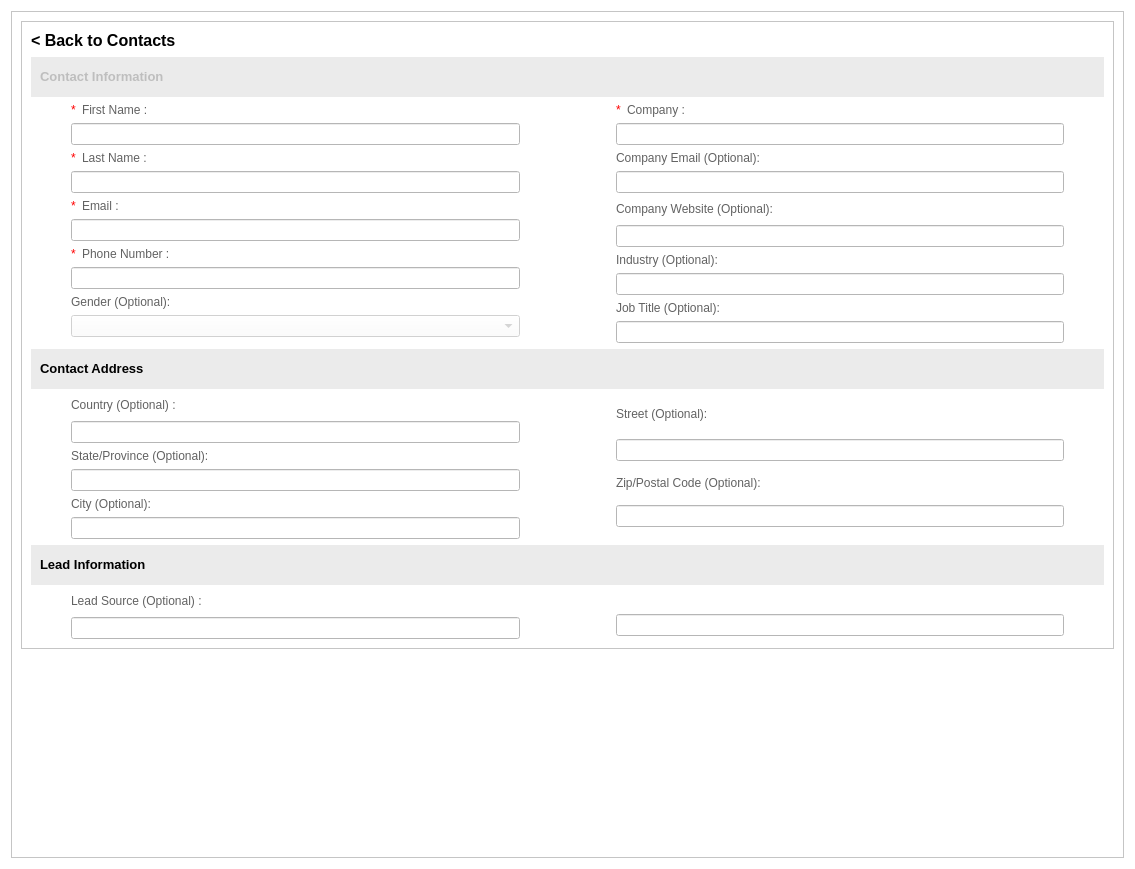
First picture: the form in CRM/views/ui/contacts_view.ui, repository ImGaby123/SalesOptimizer-CRM, before the edit.
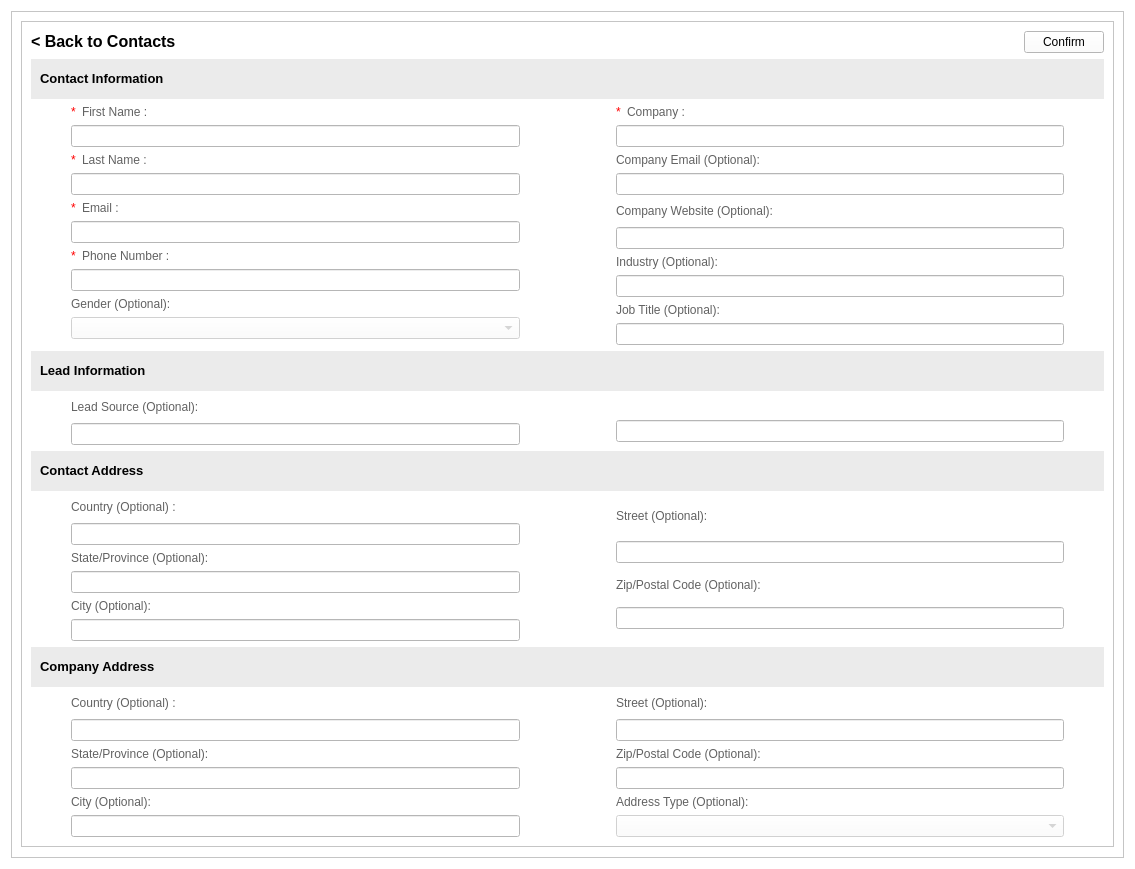
Second picture: the form after the edit. Icons and pictures are not drawn.

Commit message: added company address to contacts form

Patch:
```diff
--- a/CRM/views/ui/contacts_view.ui
+++ b/CRM/views/ui/contacts_view.ui
@@ -45,8 +45,8 @@
        <rect>
         <x>0</x>
         <y>0</y>
-        <width>1115</width>
-        <height>849</height>
+        <width>1094</width>
+        <height>1049</height>
        </rect>
       </property>
       <property name="sizePolicy">
@@ -100,213 +100,6 @@
           <enum>QFrame::Shadow::Raised</enum>
          </property>
          <layout class="QGridLayout" name="gridLayout">
-          <item row="4" column="1">
-           <layout class="QHBoxLayout" name="horizontalLayout">
-            <item>
-             <widget class="QPushButton" name="back_line">
-              <property name="sizePolicy">
-               <sizepolicy hsizetype="Fixed" vsizetype="Fixed">
-                <horstretch>0</horstretch>
-                <verstretch>0</verstretch>
-               </sizepolicy>
-              </property>
-              <property name="font">
-               <font>
-                <pointsize>12</pointsize>
-                <bold>true</bold>
-               </font>
-              </property>
-              <property name="styleSheet">
-               <string notr="true">QPushButton {
-    border: none;          /* Removes the button border */
-    background: transparent; /* Makes it blend with the background */
-    color: black;          /* Matches QLabel text color */
-    text-align: left;      /* Aligns text like a QLabel (optional) */
-    padding: 0px;          /* Removes extra spacing */
-}</string>
-              </property>
-              <property name="text">
-               <string>&lt; Back to Contacts</string>
-              </property>
-              <property name="icon">
-               <iconset>
-                <normaloff>:/new/newPrefix/Resources/left-arrow.png</normaloff>
-                <disabledon>:/new/newPrefix/Resources/left-arrow.png</disabledon>:/new/newPrefix/Resources/left-arrow.png</iconset>
-              </property>
-              <property name="flat">
-               <bool>true</bool>
-              </property>
-             </widget>
-            </item>
-            <item>
-             <spacer name="horizontalSpacer_4">
-              <property name="orientation">
-               <enum>Qt::Orientation::Horizontal</enum>
-              </property>
-              <property name="sizeHint" stdset="0">
-               <size>
-                <width>40</width>
-                <height>20</height>
-               </size>
-              </property>
-             </spacer>
-            </item>
-           </layout>
-          </item>
-          <item row="9" column="1">
-           <layout class="QVBoxLayout" name="verticalLayout_20">
-            <property name="spacing">
-             <number>0</number>
-            </property>
-            <item>
-             <widget class="QWidget" name="widget_22" native="true">
-              <property name="sizePolicy">
-               <sizepolicy hsizetype="Expanding" vsizetype="Fixed">
-                <horstretch>0</horstretch>
-                <verstretch>0</verstretch>
-               </sizepolicy>
-              </property>
-              <property name="minimumSize">
-               <size>
-                <width>0</width>
-                <height>40</height>
-               </size>
-              </property>
-              <property name="styleSheet">
-               <string notr="true">background-color: rgb(235, 235, 235);
-
-</string>
-              </property>
-              <layout class="QGridLayout" name="gridLayout_6">
-               <item row="1" column="0">
-                <widget class="QLabel" name="AdditionalInformation_16">
-                 <property name="sizePolicy">
-                  <sizepolicy hsizetype="Expanding" vsizetype="Fixed">
-                   <horstretch>0</horstretch>
-                   <verstretch>0</verstretch>
-                  </sizepolicy>
-                 </property>
-                 <property name="font">
-                  <font>
-                   <pointsize>10</pointsize>
-                   <bold>true</bold>
-                  </font>
-                 </property>
-                 <property name="styleSheet">
-                  <string notr="true"/>
-                 </property>
-                 <property name="text">
-                  <string>Lead Information</string>
-                 </property>
-                </widget>
-               </item>
-              </layout>
-             </widget>
-            </item>
-           </layout>
-          </item>
-          <item row="7" column="1">
-           <layout class="QGridLayout" name="gridLayout_14">
-            <item row="0" column="0">
-             <widget class="QWidget" name="widget_20" native="true">
-              <property name="sizePolicy">
-               <sizepolicy hsizetype="Expanding" vsizetype="Fixed">
-                <horstretch>0</horstretch>
-                <verstretch>0</verstretch>
-               </sizepolicy>
-              </property>
-              <property name="minimumSize">
-               <size>
-                <width>0</width>
-                <height>40</height>
-               </size>
-              </property>
-              <property name="styleSheet">
-               <string notr="true">background-color: rgb(235, 235, 235);</string>
-              </property>
-              <layout class="QGridLayout" name="gridLayout_4">
-               <item row="0" column="0">
-                <widget class="QLabel" name="AdditionalInformation_14">
-                 <property name="sizePolicy">
-                  <sizepolicy hsizetype="Expanding" vsizetype="Fixed">
-                   <horstretch>0</horstretch>
-                   <verstretch>0</verstretch>
-                  </sizepolicy>
-                 </property>
-                 <property name="font">
-                  <font>
-                   <pointsize>10</pointsize>
-                   <bold>true</bold>
-                  </font>
-                 </property>
-                 <property name="styleSheet">
-                  <string notr="true"/>
-                 </property>
-                 <property name="text">
-                  <string>Contact Address </string>
-                 </property>
-                </widget>
-               </item>
-              </layout>
-             </widget>
-            </item>
-           </layout>
-          </item>
-          <item row="5" column="1">
-           <layout class="QVBoxLayout" name="verticalLayout_19">
-            <property name="spacing">
-             <number>0</number>
-            </property>
-            <item>
-             <widget class="QWidget" name="widget_21" native="true">
-              <property name="enabled">
-               <bool>false</bool>
-              </property>
-              <property name="sizePolicy">
-               <sizepolicy hsizetype="Expanding" vsizetype="Fixed">
-                <horstretch>0</horstretch>
-                <verstretch>0</verstretch>
-               </sizepolicy>
-              </property>
-              <property name="minimumSize">
-               <size>
-                <width>0</width>
-                <height>40</height>
-               </size>
-              </property>
-              <property name="styleSheet">
-               <string notr="true">background-color: rgb(235, 235, 235);
-
-</string>
-              </property>
-              <layout class="QGridLayout" name="gridLayout_5">
-               <item row="1" column="0">
-                <widget class="QLabel" name="AdditionalInformation_15">
-                 <property name="sizePolicy">
-                  <sizepolicy hsizetype="Expanding" vsizetype="Fixed">
-                   <horstretch>0</horstretch>
-                   <verstretch>0</verstretch>
-                  </sizepolicy>
-                 </property>
-                 <property name="font">
-                  <font>
-                   <pointsize>10</pointsize>
-                   <bold>true</bold>
-                  </font>
-                 </property>
-                 <property name="styleSheet">
-                  <string notr="true"/>
-                 </property>
-                 <property name="text">
-                  <string>Contact Information</string>
-                 </property>
-                </widget>
-               </item>
-              </layout>
-             </widget>
-            </item>
-           </layout>
-          </item>
           <item row="6" column="1">
            <layout class="QGridLayout" name="gridLayout_8">
             <item row="0" column="1">
@@ -889,7 +682,509 @@
             </item>
            </layout>
           </item>
+          <item row="14" column="1">
+           <layout class="QGridLayout" name="gridLayout_14">
+            <item row="0" column="0">
+             <widget class="QWidget" name="widget_20" native="true">
+              <property name="sizePolicy">
+               <sizepolicy hsizetype="Expanding" vsizetype="Fixed">
+                <horstretch>0</horstretch>
+                <verstretch>0</verstretch>
+               </sizepolicy>
+              </property>
+              <property name="minimumSize">
+               <size>
+                <width>0</width>
+                <height>40</height>
+               </size>
+              </property>
+              <property name="styleSheet">
+               <string notr="true">background-color: rgb(235, 235, 235);</string>
+              </property>
+              <layout class="QGridLayout" name="gridLayout_4">
+               <item row="0" column="0">
+                <widget class="QLabel" name="AdditionalInformation_14">
+                 <property name="sizePolicy">
+                  <sizepolicy hsizetype="Expanding" vsizetype="Fixed">
+                   <horstretch>0</horstretch>
+                   <verstretch>0</verstretch>
+                  </sizepolicy>
+                 </property>
+                 <property name="font">
+                  <font>
+                   <pointsize>10</pointsize>
+                   <bold>true</bold>
+                  </font>
+                 </property>
+                 <property name="styleSheet">
+                  <string notr="true"/>
+                 </property>
+                 <property name="text">
+                  <string>Company Address </string>
+                 </property>
+                </widget>
+               </item>
+              </layout>
+             </widget>
+            </item>
+           </layout>
+          </item>
+          <item row="15" column="1">
+           <layout class="QGridLayout" name="gridLayout_22">
+            <item row="0" column="2">
+             <layout class="QGridLayout" name="gridLayout_27">
+              <item row="5" column="0">
+               <widget class="QLineEdit" name="company_street_line">
+                <property name="enabled">
+                 <bool>false</bool>
+                </property>
+               </widget>
+              </item>
+              <item row="4" column="1">
+               <spacer name="horizontalSpacer_17">
+                <property name="orientation">
+                 <enum>Qt::Orientation::Horizontal</enum>
+                </property>
+                <property name="sizeType">
+                 <enum>QSizePolicy::Policy::Preferred</enum>
+                </property>
+                <property name="sizeHint" stdset="0">
+                 <size>
+                  <width>40</width>
+                  <height>20</height>
+                 </size>
+                </property>
+               </spacer>
+              </item>
+              <item row="10" column="0">
+               <widget class="QComboBox" name="address_type_combo">
+                <property name="enabled">
+                 <bool>false</bool>
+                </property>
+                <property name="sizePolicy">
+                 <sizepolicy hsizetype="Expanding" vsizetype="Fixed">
+                  <horstretch>0</horstretch>
+                  <verstretch>0</verstretch>
+                 </sizepolicy>
+                </property>
+                <property name="styleSheet">
+                 <string notr="true"/>
+                </property>
+                <property name="currentIndex">
+                 <number>-1</number>
+                </property>
+                <property name="placeholderText">
+                 <string>Select Address Type</string>
+                </property>
+                <item>
+                 <property name="text">
+                  <string>Billing</string>
+                 </property>
+                </item>
+                <item>
+                 <property name="text">
+                  <string>Shipping</string>
+                 </property>
+                </item>
+                <item>
+                 <property name="text">
+                  <string>Office</string>
+                 </property>
+                </item>
+               </widget>
+              </item>
+              <item row="7" column="0">
+               <widget class="QLabel" name="ZipPostalCodeLabel_7">
+                <property name="sizePolicy">
+                 <sizepolicy hsizetype="Expanding" vsizetype="Fixed">
+                  <horstretch>0</horstretch>
+                  <verstretch>0</verstretch>
+                 </sizepolicy>
+                </property>
+                <property name="styleSheet">
+                 <string notr="true">color: rgb(98, 98, 98);</string>
+                </property>
+                <property name="text">
+                 <string>Zip/Postal Code (Optional):</string>
+                </property>
+               </widget>
+              </item>
+              <item row="4" column="0">
+               <widget class="QLabel" name="StreetLabel_7">
+                <property name="sizePolicy">
+                 <sizepolicy hsizetype="Expanding" vsizetype="Fixed">
+                  <horstretch>0</horstretch>
+                  <verstretch>0</verstretch>
+                 </sizepolicy>
+                </property>
+                <property name="styleSheet">
+                 <string notr="true">color: rgb(98, 98, 98);</string>
+                </property>
+                <property name="text">
+                 <string>Street (Optional):</string>
+                </property>
+               </widget>
+              </item>
+              <item row="8" column="0">
+               <widget class="QLineEdit" name="company_zip_line">
+                <property name="enabled">
+                 <bool>false</bool>
+                </property>
+                <property name="sizePolicy">
+                 <sizepolicy hsizetype="Expanding" vsizetype="Fixed">
+                  <horstretch>0</horstretch>
+                  <verstretch>0</verstretch>
+                 </sizepolicy>
+                </property>
+                <property name="minimumSize">
+                 <size>
+                  <width>0</width>
+                  <height>0</height>
+                 </size>
+                </property>
+                <property name="maximumSize">
+                 <size>
+                  <width>16777215</width>
+                  <height>16777215</height>
+                 </size>
+                </property>
+               </widget>
+              </item>
+              <item row="9" column="0">
+               <widget class="QLabel" name="ZipPostalCodeLabel_8">
+                <property name="sizePolicy">
+                 <sizepolicy hsizetype="Expanding" vsizetype="Fixed">
+                  <horstretch>0</horstretch>
+                  <verstretch>0</verstretch>
+                 </sizepolicy>
+                </property>
+                <property name="styleSheet">
+                 <string notr="true">color: rgb(98, 98, 98);</string>
+                </property>
+                <property name="text">
+                 <string>Address Type (Optional):</string>
+                </property>
+               </widget>
+              </item>
+             </layout>
+            </item>
+            <item row="0" column="1">
+             <spacer name="horizontalSpacer_18">
+              <property name="orientation">
+               <enum>Qt::Orientation::Horizontal</enum>
+              </property>
+              <property name="sizeType">
+               <enum>QSizePolicy::Policy::Preferred</enum>
+              </property>
+              <property name="sizeHint" stdset="0">
+               <size>
+                <width>90</width>
+                <height>20</height>
+               </size>
+              </property>
+             </spacer>
+            </item>
+            <item row="0" column="0">
+             <layout class="QGridLayout" name="gridLayout_28">
+              <item row="0" column="0">
+               <spacer name="horizontalSpacer_19">
+                <property name="orientation">
+                 <enum>Qt::Orientation::Horizontal</enum>
+                </property>
+                <property name="sizeType">
+                 <enum>QSizePolicy::Policy::Preferred</enum>
+                </property>
+                <property name="sizeHint" stdset="0">
+                 <size>
+                  <width>40</width>
+                  <height>20</height>
+                 </size>
+                </property>
+               </spacer>
+              </item>
+              <item row="0" column="1">
+               <widget class="QLabel" name="CountryLabel_7">
+                <property name="sizePolicy">
+                 <sizepolicy hsizetype="Expanding" vsizetype="Fixed">
+                  <horstretch>0</horstretch>
+                  <verstretch>0</verstretch>
+                 </sizepolicy>
+                </property>
+                <property name="styleSheet">
+                 <string notr="true">color: rgb(98, 98, 98);</string>
+                </property>
+                <property name="text">
+                 <string>Country (Optional) :</string>
+                </property>
+               </widget>
+              </item>
+              <item row="1" column="1">
+               <widget class="QLineEdit" name="company_country_line">
+                <property name="enabled">
+                 <bool>false</bool>
+                </property>
+                <property name="sizePolicy">
+                 <sizepolicy hsizetype="Expanding" vsizetype="Fixed">
+                  <horstretch>0</horstretch>
+                  <verstretch>0</verstretch>
+                 </sizepolicy>
+                </property>
+                <property name="minimumSize">
+                 <size>
+                  <width>0</width>
+                  <height>0</height>
+                 </size>
+                </property>
+                <property name="maximumSize">
+                 <size>
+                  <width>16777215</width>
+                  <height>16777215</height>
+                 </size>
+                </property>
+               </widget>
+              </item>
+              <item row="3" column="1">
+               <widget class="QLineEdit" name="company_state_line">
+                <property name="enabled">
+                 <bool>false</bool>
+                </property>
+                <property name="sizePolicy">
+                 <sizepolicy hsizetype="Expanding" vsizetype="Fixed">
+                  <horstretch>0</horstretch>
+                  <verstretch>0</verstretch>
+                 </sizepolicy>
+                </property>
+                <property name="minimumSize">
+                 <size>
+                  <width>0</width>
+                  <height>0</height>
+                 </size>
+                </property>
+                <property name="maximumSize">
+                 <size>
+                  <width>16777215</width>
+                  <height>16777215</height>
+                 </size>
+                </property>
+               </widget>
+              </item>
+              <item row="2" column="1">
+               <widget class="QLabel" name="State_ProvinceLabel_7">
+                <property name="sizePolicy">
+                 <sizepolicy hsizetype="Expanding" vsizetype="Fixed">
+                  <horstretch>0</horstretch>
+                  <verstretch>0</verstretch>
+                 </sizepolicy>
+                </property>
+                <property name="styleSheet">
+                 <string notr="true">color: rgb(98, 98, 98);</string>
+                </property>
+                <property name="text">
+                 <string>State/Province (Optional):</string>
+                </property>
+               </widget>
+              </item>
+              <item row="5" column="1">
+               <widget class="QLabel" name="CityLabel_7">
+                <property name="sizePolicy">
+                 <sizepolicy hsizetype="Expanding" vsizetype="Fixed">
+                  <horstretch>0</horstretch>
+                  <verstretch>0</verstretch>
+                 </sizepolicy>
+                </property>
+                <property name="styleSheet">
+                 <string notr="true">color: rgb(98, 98, 98);</string>
+                </property>
+                <property name="text">
+                 <string>City (Optional):</string>
+                </property>
+               </widget>
+              </item>
+              <item row="6" column="1">
+               <widget class="QLineEdit" name="company_city_line">
+                <property name="enabled">
+                 <bool>false</bool>
+                </property>
+                <property name="sizePolicy">
+                 <sizepolicy hsizetype="Expanding" vsizetype="Fixed">
+                  <horstretch>0</horstretch>
+                  <verstretch>0</verstretch>
+                 </sizepolicy>
+                </property>
+               </widget>
+              </item>
+             </layout>
+            </item>
+           </layout>
+          </item>
+          <item row="5" column="1">
+           <layout class="QVBoxLayout" name="verticalLayout_19">
+            <property name="spacing">
+             <number>0</number>
+            </property>
+            <item>
+             <widget class="QWidget" name="widget_21" native="true">
+              <property name="sizePolicy">
+               <sizepolicy hsizetype="Expanding" vsizetype="Fixed">
+                <horstretch>0</horstretch>
+                <verstretch>0</verstretch>
+               </sizepolicy>
+              </property>
+              <property name="minimumSize">
+               <size>
+                <width>0</width>
+                <height>40</height>
+               </size>
+              </property>
+              <property name="styleSheet">
+               <string notr="true">background-color: rgb(235, 235, 235);
+
+</string>
+              </property>
+              <layout class="QGridLayout" name="gridLayout_5">
+               <item row="1" column="0">
+                <widget class="QLabel" name="AdditionalInformation_15">
+                 <property name="sizePolicy">
+                  <sizepolicy hsizetype="Expanding" vsizetype="Fixed">
+                   <horstretch>0</horstretch>
+                   <verstretch>0</verstretch>
+                  </sizepolicy>
+                 </property>
+                 <property name="font">
+                  <font>
+                   <pointsize>10</pointsize>
+                   <bold>true</bold>
+                  </font>
+                 </property>
+                 <property name="styleSheet">
+                  <string notr="true"/>
+                 </property>
+                 <property name="text">
+                  <string>Contact Information</string>
+                 </property>
+                </widget>
+               </item>
+              </layout>
+             </widget>
+            </item>
+           </layout>
+          </item>
           <item row="8" column="1">
+           <layout class="QGridLayout" name="gridLayout_19">
+            <item row="0" column="1">
+             <spacer name="horizontalSpacer_9">
+              <property name="orientation">
+               <enum>Qt::Orientation::Horizontal</enum>
+              </property>
+              <property name="sizeType">
+               <enum>QSizePolicy::Policy::Preferred</enum>
+              </property>
+              <property name="sizeHint" stdset="0">
+               <size>
+                <width>90</width>
+                <height>20</height>
+               </size>
+              </property>
+             </spacer>
+            </item>
+            <item row="0" column="0">
+             <layout class="QGridLayout" name="gridLayout_7">
+              <item row="1" column="1">
+               <widget class="QLineEdit" name="source_name_line">
+                <property name="enabled">
+                 <bool>false</bool>
+                </property>
+                <property name="sizePolicy">
+                 <sizepolicy hsizetype="Expanding" vsizetype="Fixed">
+                  <horstretch>0</horstretch>
+                  <verstretch>0</verstretch>
+                 </sizepolicy>
+                </property>
+                <property name="minimumSize">
+                 <size>
+                  <width>0</width>
+                  <height>0</height>
+                 </size>
+                </property>
+                <property name="maximumSize">
+                 <size>
+                  <width>16777215</width>
+                  <height>16777215</height>
+                 </size>
+                </property>
+               </widget>
+              </item>
+              <item row="0" column="0">
+               <spacer name="horizontalSpacer_10">
+                <property name="orientation">
+                 <enum>Qt::Orientation::Horizontal</enum>
+                </property>
+                <property name="sizeType">
+                 <enum>QSizePolicy::Policy::Preferred</enum>
+                </property>
+                <property name="sizeHint" stdset="0">
+                 <size>
+                  <width>40</width>
+                  <height>20</height>
+                 </size>
+                </property>
+               </spacer>
+              </item>
+              <item row="0" column="1">
+               <layout class="QHBoxLayout" name="horizontalLayout_11">
+                <item>
+                 <widget class="QLabel" name="source_name_label">
+                  <property name="sizePolicy">
+                   <sizepolicy hsizetype="Expanding" vsizetype="Fixed">
+                    <horstretch>0</horstretch>
+                    <verstretch>0</verstretch>
+                   </sizepolicy>
+                  </property>
+                  <property name="styleSheet">
+                   <string notr="true">color: rgb(98, 98, 98);</string>
+                  </property>
+                  <property name="text">
+                   <string>Lead Source (Optional):</string>
+                  </property>
+                 </widget>
+                </item>
+               </layout>
+              </item>
+             </layout>
+            </item>
+            <item row="0" column="2">
+             <layout class="QGridLayout" name="gridLayout_24">
+              <item row="4" column="0">
+               <layout class="QHBoxLayout" name="horizontalLayout_10"/>
+              </item>
+              <item row="6" column="0">
+               <widget class="QLineEdit" name="street_line_2">
+                <property name="enabled">
+                 <bool>false</bool>
+                </property>
+               </widget>
+              </item>
+              <item row="5" column="1">
+               <spacer name="horizontalSpacer_8">
+                <property name="orientation">
+                 <enum>Qt::Orientation::Horizontal</enum>
+                </property>
+                <property name="sizeType">
+                 <enum>QSizePolicy::Policy::Preferred</enum>
+                </property>
+                <property name="sizeHint" stdset="0">
+                 <size>
+                  <width>40</width>
+                  <height>20</height>
+                 </size>
+                </property>
+               </spacer>
+              </item>
+             </layout>
+            </item>
+           </layout>
+          </item>
+          <item row="11" column="1">
            <layout class="QGridLayout" name="gridLayout_18">
             <item row="0" column="2">
              <layout class="QGridLayout" name="gridLayout_23">
@@ -1125,12 +1420,8 @@
               </item>
              </layout>
             </item>
-           </layout>
-          </item>
-          <item row="10" column="1">
-           <layout class="QGridLayout" name="gridLayout_19">
             <item row="0" column="1">
-             <spacer name="horizontalSpacer_9">
+             <spacer name="horizontalSpacer_3">
               <property name="orientation">
                <enum>Qt::Orientation::Horizontal</enum>
               </property>
@@ -1145,96 +1436,185 @@
               </property>
              </spacer>
             </item>
+           </layout>
+          </item>
+          <item row="9" column="1">
+           <layout class="QGridLayout" name="gridLayout_16">
             <item row="0" column="0">
-             <layout class="QGridLayout" name="gridLayout_7">
-              <item row="0" column="1">
-               <widget class="QLabel" name="source_name_label">
-                <property name="sizePolicy">
-                 <sizepolicy hsizetype="Expanding" vsizetype="Fixed">
-                  <horstretch>0</horstretch>
-                  <verstretch>0</verstretch>
-                 </sizepolicy>
-                </property>
-                <property name="styleSheet">
-                 <string notr="true">color: rgb(98, 98, 98);</string>
-                </property>
-                <property name="text">
-                 <string>Lead Source (Optional) :</string>
-                </property>
-               </widget>
-              </item>
-              <item row="0" column="0">
-               <spacer name="horizontalSpacer_10">
-                <property name="orientation">
-                 <enum>Qt::Orientation::Horizontal</enum>
-                </property>
-                <property name="sizeType">
-                 <enum>QSizePolicy::Policy::Preferred</enum>
-                </property>
-                <property name="sizeHint" stdset="0">
-                 <size>
-                  <width>40</width>
-                  <height>20</height>
-                 </size>
-                </property>
-               </spacer>
-              </item>
-              <item row="1" column="1">
-               <widget class="QLineEdit" name="source_name_line">
-                <property name="enabled">
-                 <bool>false</bool>
-                </property>
-                <property name="sizePolicy">
-                 <sizepolicy hsizetype="Expanding" vsizetype="Fixed">
-                  <horstretch>0</horstretch>
-                  <verstretch>0</verstretch>
-                 </sizepolicy>
-                </property>
-                <property name="minimumSize">
-                 <size>
-                  <width>0</width>
-                  <height>0</height>
-                 </size>
-                </property>
-                <property name="maximumSize">
-                 <size>
-                  <width>16777215</width>
-                  <height>16777215</height>
-                 </size>
-                </property>
-               </widget>
-              </item>
-             </layout>
+             <widget class="QWidget" name="widget_24" native="true">
+              <property name="sizePolicy">
+               <sizepolicy hsizetype="Expanding" vsizetype="Fixed">
+                <horstretch>0</horstretch>
+                <verstretch>0</verstretch>
+               </sizepolicy>
+              </property>
+              <property name="minimumSize">
+               <size>
+                <width>0</width>
+                <height>40</height>
+               </size>
+              </property>
+              <property name="styleSheet">
+               <string notr="true">background-color: rgb(235, 235, 235);</string>
+              </property>
+              <layout class="QGridLayout" name="gridLayout_17">
+               <item row="0" column="0">
+                <widget class="QLabel" name="AdditionalInformation_20">
+                 <property name="sizePolicy">
+                  <sizepolicy hsizetype="Expanding" vsizetype="Fixed">
+                   <horstretch>0</horstretch>
+                   <verstretch>0</verstretch>
+                  </sizepolicy>
+                 </property>
+                 <property name="font">
+                  <font>
+                   <pointsize>10</pointsize>
+                   <bold>true</bold>
+                  </font>
+                 </property>
+                 <property name="styleSheet">
+                  <string notr="true"/>
+                 </property>
+                 <property name="text">
+                  <string>Contact Address </string>
+                 </property>
+                </widget>
+               </item>
+              </layout>
+             </widget>
             </item>
-            <item row="0" column="2">
-             <layout class="QGridLayout" name="gridLayout_24">
-              <item row="4" column="0">
-               <layout class="QHBoxLayout" name="horizontalLayout_10"/>
-              </item>
-              <item row="5" column="1">
-               <spacer name="horizontalSpacer_8">
-                <property name="orientation">
-                 <enum>Qt::Orientation::Horizontal</enum>
-                </property>
-                <property name="sizeType">
-                 <enum>QSizePolicy::Policy::Preferred</enum>
-                </property>
-                <property name="sizeHint" stdset="0">
-                 <size>
-                  <width>40</width>
-                  <height>20</height>
-                 </size>
-                </property>
-               </spacer>
-              </item>
-              <item row="6" column="0">
-               <widget class="QLineEdit" name="street_line_2">
-                <property name="enabled">
-                 <bool>false</bool>
-                </property>
-               </widget>
-              </item>
-             </layout>
+           </layout>
+          </item>
+          <item row="4" column="1">
+           <layout class="QHBoxLayout" name="horizontalLayout">
+            <item>
+             <widget class="QPushButton" name="back_line">
+              <property name="sizePolicy">
+               <sizepolicy hsizetype="Fixed" vsizetype="Fixed">
+                <horstretch>0</horstretch>
+                <verstretch>0</verstretch>
+               </sizepolicy>
+              </property>
+              <property name="font">
+               <font>
+                <pointsize>12</pointsize>
+                <bold>true</bold>
+               </font>
+              </property>
+              <property name="styleSheet">
+               <string notr="true">QPushButton {
+    border: none;          /* Removes the button border */
+    background: transparent; /* Makes it blend with the background */
+    color: black;          /* Matches QLabel text color */
+    text-align: left;      /* Aligns text like a QLabel (optional) */
+    padding: 0px;          /* Removes extra spacing */
+}</string>
+              </property>
+              <property name="text">
+               <string>&lt; Back to Contacts</string>
+              </property>
+              <property name="icon">
+               <iconset>
+                <normaloff>:/new/newPrefix/Resources/left-arrow.png</normaloff>
+                <disabledon>:/new/newPrefix/Resources/left-arrow.png</disabledon>:/new/newPrefix/Resources/left-arrow.png</iconset>
+              </property>
+              <property name="flat">
+               <bool>true</bool>
+              </property>
+             </widget>
+            </item>
+            <item>
+             <spacer name="horizontalSpacer_4">
+              <property name="orientation">
+               <enum>Qt::Orientation::Horizontal</enum>
+              </property>
+              <property name="sizeHint" stdset="0">
+               <size>
+                <width>40</width>
+                <height>20</height>
+               </size>
+              </property>
+             </spacer>
+            </item>
+            <item>
+             <widget class="QPushButton" name="save_btn">
+              <property name="sizePolicy">
+               <sizepolicy hsizetype="Preferred" vsizetype="Fixed">
+                <horstretch>0</horstretch>
+                <verstretch>0</verstretch>
+               </sizepolicy>
+              </property>
+              <property name="font">
+               <font>
+                <pointsize>9</pointsize>
+                <italic>false</italic>
+                <bold>false</bold>
+               </font>
+              </property>
+              <property name="cursor">
+               <cursorShape>PointingHandCursor</cursorShape>
+              </property>
+              <property name="styleSheet">
+               <string notr="true">QPushButton {
+}
+</string>
+              </property>
+              <property name="text">
+               <string>Confirm</string>
+              </property>
+              <property name="flat">
+               <bool>false</bool>
+              </property>
+             </widget>
+            </item>
+           </layout>
+          </item>
+          <item row="7" column="1">
+           <layout class="QGridLayout" name="gridLayout_29">
+            <item row="0" column="0">
+             <widget class="QWidget" name="widget_22" native="true">
+              <property name="sizePolicy">
+               <sizepolicy hsizetype="Expanding" vsizetype="Fixed">
+                <horstretch>0</horstretch>
+                <verstretch>0</verstretch>
+               </sizepolicy>
+              </property>
+              <property name="minimumSize">
+               <size>
+                <width>0</width>
+                <height>40</height>
+               </size>
+              </property>
+              <property name="styleSheet">
+               <string notr="true">background-color: rgb(235, 235, 235);
+
+</string>
+              </property>
+              <layout class="QGridLayout" name="gridLayout_6">
+               <item row="1" column="0">
+                <widget class="QLabel" name="AdditionalInformation_16">
+                 <property name="sizePolicy">
+                  <sizepolicy hsizetype="Expanding" vsizetype="Fixed">
+                   <horstretch>0</horstretch>
+                   <verstretch>0</verstretch>
+                  </sizepolicy>
+                 </property>
+                 <property name="font">
+                  <font>
+                   <pointsize>10</pointsize>
+                   <bold>true</bold>
+                  </font>
+                 </property>
+                 <property name="styleSheet">
+                  <string notr="true"/>
+                 </property>
+                 <property name="text">
+                  <string>Lead Information</string>
+                 </property>
+                </widget>
+               </item>
+              </layout>
+             </widget>
             </item>
            </layout>
           </item>
```
Left out of the diff: 179 changed lines with no effect on the pictures. The commit also changes 6 other files.
